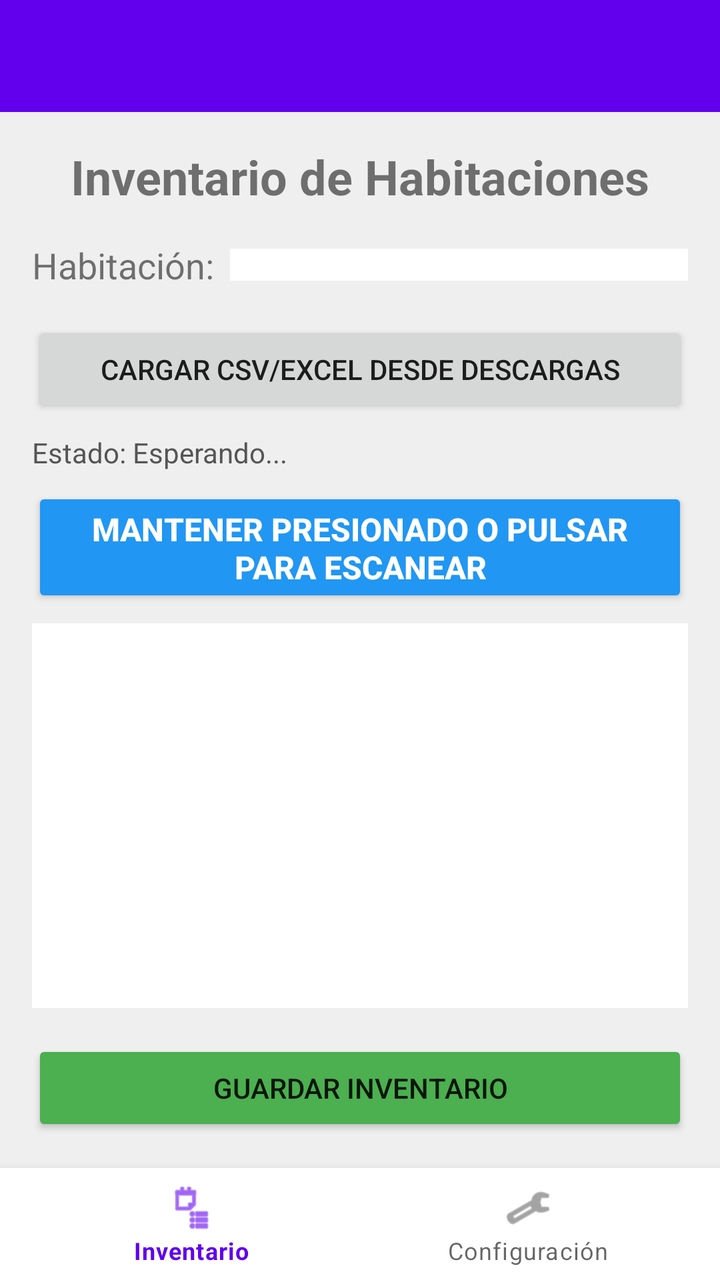
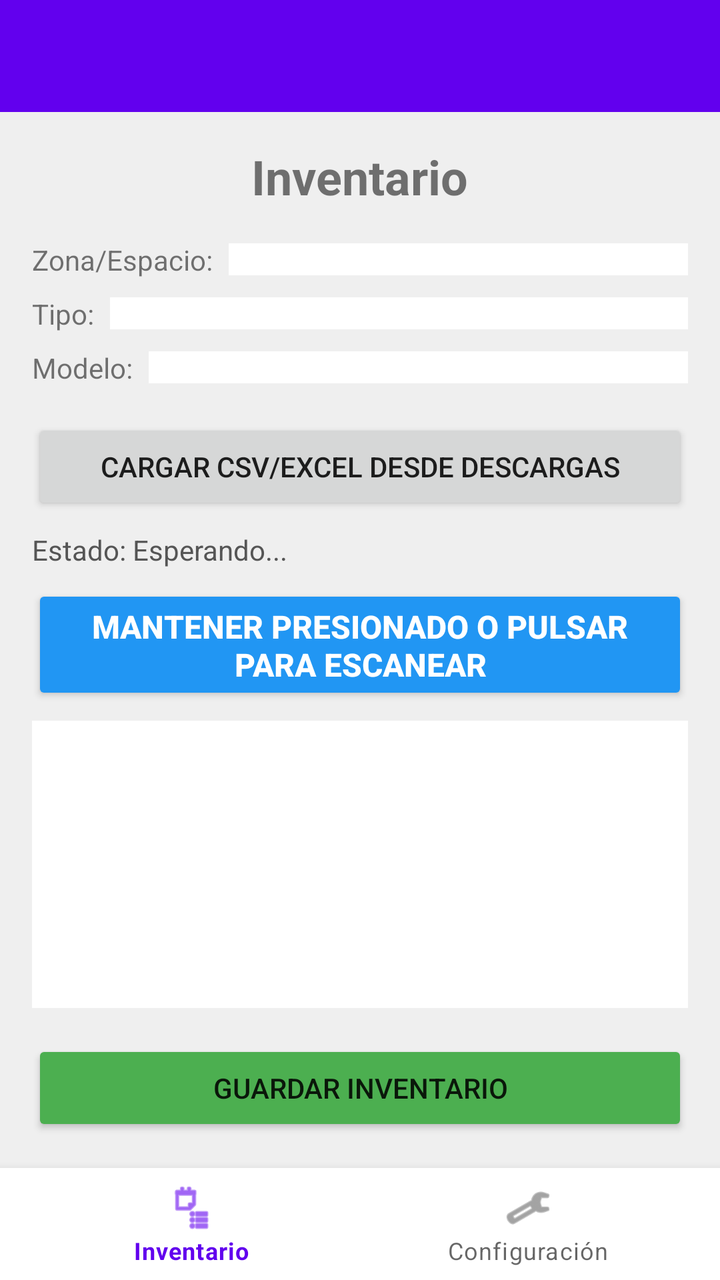

An Android layout rendered at two revisions. The XML below is the earlier revision; the diff shows what the commit changed to produce the second picture.
<!-- AndroidManifest.xml: activity theme Theme.UHFG.NoActionBar -->
<!-- res/layout/activity_room_inventory.xml -->
<?xml version="1.0" encoding="utf-8"?>
<androidx.drawerlayout.widget.DrawerLayout xmlns:android="http://schemas.android.com/apk/res/android"
    xmlns:app="http://schemas.android.com/apk/res-auto"
    android:id="@+id/drawer_layout"
    android:layout_width="match_parent"
    android:layout_height="match_parent"
    android:fitsSystemWindows="true">

    
    <LinearLayout
        android:layout_width="match_parent"
        android:layout_height="match_parent"
        android:orientation="vertical">

        
        <androidx.appcompat.widget.Toolbar
            android:id="@+id/toolbar"
            android:layout_width="match_parent"
            android:layout_height="?attr/actionBarSize"
            android:background="?attr/colorPrimary"
            android:theme="@style/ThemeOverlay.AppCompat.Dark.ActionBar"
            app:popupTheme="@style/ThemeOverlay.AppCompat.Light"/>

        <RelativeLayout
            android:layout_width="match_parent"
            android:layout_height="match_parent"
            android:background="#EFEFEF">

            <FrameLayout
                android:layout_width="match_parent"
                android:layout_height="match_parent"
                android:layout_above="@+id/bottom_navigation">

                
                <LinearLayout
                    android:id="@+id/layout_inventory"
                    android:layout_width="match_parent"
                    android:layout_height="match_parent"
                    android:orientation="vertical"
                    android:padding="16dp">

                    <TextView
                        android:layout_width="wrap_content"
                        android:layout_height="wrap_content"
                        android:text="Inventario de Habitaciones"
                        android:textSize="24sp"
                        android:textStyle="bold"
                        android:layout_gravity="center"
                        android:layout_marginBottom="16dp"/>

                    <LinearLayout
                        android:layout_width="match_parent"
                        android:layout_height="wrap_content"
                        android:orientation="horizontal"
                        android:gravity="center_vertical"
                        android:layout_marginBottom="16dp">

                        <TextView
                            android:layout_width="wrap_content"
                            android:layout_height="wrap_content"
                            android:text="Habitación:"
                            android:textSize="18sp"
                            android:layout_marginEnd="8dp"/>

                        <Spinner
                            android:id="@+id/spinner_rooms"
                            android:layout_width="0dp"
                            android:layout_height="wrap_content"
                            android:layout_weight="1"
                            android:background="#FFFFFF"
                            android:padding="8dp"/>
                    </LinearLayout>

                    <Button
                        android:id="@+id/btn_load_csv"
                        android:layout_width="match_parent"
                        android:layout_height="wrap_content"
                        android:text="Cargar CSV/Excel desde Descargas"
                        android:layout_marginBottom="8dp"/>

                    <TextView
                        android:id="@+id/tv_status"
                        android:layout_width="match_parent"
                        android:layout_height="wrap_content"
                        android:text="Estado: Esperando..."
                        android:textColor="#555555"
                        android:layout_marginBottom="8dp"/>

                    <Button
                        android:id="@+id/btn_scan"
                        android:layout_width="match_parent"
                        android:layout_height="60dp"
                        android:text="MANTENER PRESIONADO O PULSAR PARA ESCANEAR"
                        android:backgroundTint="#2196F3"
                        android:textColor="#FFFFFF"
                        android:textStyle="bold"
                        android:textSize="16sp"
                        android:layout_marginBottom="8dp"/>

                    <androidx.recyclerview.widget.RecyclerView
                        android:id="@+id/rv_equipment"
                        android:layout_width="match_parent"
                        android:layout_height="0dp"
                        android:layout_weight="1"
                        android:background="#FFFFFF"
                        android:padding="4dp"/>

                    <Button
                        android:id="@+id/btn_save_inventory"
                        android:layout_width="match_parent"
                        android:layout_height="wrap_content"
                        android:text="Guardar Inventario"
                        android:layout_marginTop="16dp"
                        android:backgroundTint="#4CAF50"/>
                </LinearLayout>

                
                <LinearLayout
                    android:id="@+id/layout_settings"
                    android:layout_width="match_parent"
                    android:layout_height="match_parent"
                    android:orientation="vertical"
                    android:padding="16dp"
                    android:visibility="gone">

                    <TextView
                        android:layout_width="wrap_content"
                        android:layout_height="wrap_content"
                        android:text="Configuración"
                        android:textSize="24sp"
                        android:textStyle="bold"
                        android:layout_gravity="center"
                        android:layout_marginBottom="32dp"/>

                    <TextView
                        android:layout_width="match_parent"
                        android:layout_height="wrap_content"
                        android:text="Potencia de Lectura/Escritura"
                        android:textSize="18sp"
                        android:textStyle="bold"
                        android:layout_marginBottom="8dp"/>

                    <TextView
                        android:id="@+id/tv_power_value"
                        android:layout_width="match_parent"
                        android:layout_height="wrap_content"
                        android:text="30 dBm"
                        android:textSize="16sp"
                        android:textColor="#555555"
                        android:gravity="center"
                        android:layout_marginBottom="8dp"/>

                    <SeekBar
                        android:id="@+id/seekbar_power"
                        android:layout_width="match_parent"
                        android:layout_height="wrap_content"
                        android:max="28"
                        android:progress="25"
                        android:layout_marginBottom="32dp"/>

                    <Button
                        android:id="@+id/btn_save_settings"
                        android:layout_width="match_parent"
                        android:layout_height="60dp"
                        android:text="Guardar Configuración"
                        android:backgroundTint="#FF9800"
                        android:textColor="#FFFFFF"
                        android:textStyle="bold"
                        android:textSize="16sp"/>

                </LinearLayout>

                
                <include layout="@layout/layout_find_mode" />

            </FrameLayout>

            
            <com.google.android.material.bottomnavigation.BottomNavigationView
                android:id="@+id/bottom_navigation"
                android:layout_width="match_parent"
                android:layout_height="wrap_content"
                android:layout_alignParentBottom="true"
                app:menu="@menu/bottom_nav_menu"
                android:background="#FFFFFF"/>

        </RelativeLayout>
    </LinearLayout>

    
    <com.google.android.material.navigation.NavigationView
        android:id="@+id/nav_view"
        android:layout_width="wrap_content"
        android:layout_height="match_parent"
        android:layout_gravity="start"
        android:fitsSystemWindows="true"
        app:menu="@menu/drawer_menu" />

</androidx.drawerlayout.widget.DrawerLayout>
<!-- res/layout/layout_find_mode.xml (included above) -->
<?xml version="1.0" encoding="utf-8"?>
<LinearLayout xmlns:android="http://schemas.android.com/apk/res/android"
    android:id="@+id/layout_find"
    android:layout_width="match_parent"
    android:layout_height="match_parent"
    android:orientation="vertical"
    android:padding="16dp"
    android:visibility="gone"
    android:background="#EFEFEF">

    <TextView
        android:layout_width="wrap_content"
        android:layout_height="wrap_content"
        android:text="Modo Búsqueda"
        android:textSize="24sp"
        android:textStyle="bold"
        android:layout_gravity="center"
        android:layout_marginBottom="16dp"/>

    <LinearLayout
        android:layout_width="match_parent"
        android:layout_height="wrap_content"
        android:orientation="horizontal"
        android:gravity="center_vertical"
        android:layout_marginBottom="16dp">

        <EditText
            android:id="@+id/et_target_epc"
            android:layout_width="0dp"
            android:layout_height="wrap_content"
            android:layout_weight="1"
            android:hint="Ingrese o pegue el EPC a buscar"
            android:background="#FFFFFF"
            android:padding="12dp"
            android:textSize="16sp"/>

        <Button
            android:id="@+id/btn_set_target"
            android:layout_width="wrap_content"
            android:layout_height="wrap_content"
            android:text="Fijar"
            android:layout_marginStart="8dp"
            android:backgroundTint="#2196F3"/>
    </LinearLayout>

    <TextView
        android:id="@+id/tv_target_epc_display"
        android:layout_width="match_parent"
        android:layout_height="wrap_content"
        android:text="Objetivo: Ninguno"
        android:textColor="#555555"
        android:textStyle="bold"
        android:gravity="center"
        android:layout_marginBottom="32dp"/>

    
    <ImageView
        android:id="@+id/iv_wifi_radar"
        android:layout_width="300dp"
        android:layout_height="300dp"
        android:layout_gravity="center"
        android:src="@drawable/layer_wifi"
        android:layout_marginBottom="16dp"/>

    <TextView
        android:id="@+id/tv_signal_percentage"
        android:layout_width="match_parent"
        android:layout_height="wrap_content"
        android:text="0%"
        android:textSize="48sp"
        android:textStyle="bold"
        android:gravity="center"
        android:textColor="#333333"
        android:layout_marginBottom="32dp"/>

    <Button
        android:id="@+id/btn_scan_find"
        android:layout_width="match_parent"
        android:layout_height="60dp"
        android:text="MANTENER PRESIONADO O PULSAR PARA BUSCAR"
        android:backgroundTint="#FF5722"
        android:textColor="#FFFFFF"
        android:textStyle="bold"
        android:textSize="16sp"/>

</LinearLayout>
<!-- resources referenced by this layout -->
<resources>
  <!-- drawable layer_wifi (drawable) -->
  <?xml version="1.0" encoding="utf-8"?>
  <layer-list xmlns:android="http://schemas.android.com/apk/res/android">
      
      <item android:id="@+id/wifi_bg" android:drawable="@drawable/ic_wifi_grey" />
  
      
      <item android:id="@+id/wifi_clip">
          <clip
              android:clipOrientation="vertical"
              android:gravity="bottom"
              android:drawable="@drawable/ic_wifi_orange" />
      </item>
  </layer-list>
  <style name="Theme.UHFG.NoActionBar">
          <item name="windowActionBar">false</item>
          <item name="windowNoTitle">true</item>
      </style>
  <!-- drawable ic_wifi_grey (drawable) -->
  <vector xmlns:android="http://schemas.android.com/apk/res/android"
      android:width="24dp"
      android:height="24dp"
      android:viewportWidth="24"
      android:viewportHeight="24">
      <path
          android:fillColor="#E0E0E0"
          android:pathData="M12,21L23.6,6.6C23.1,6.2 18.6,3 12,3C5.4,3 0.9,6.2 0.4,6.6L12,21l0,0l0,0z"/>
  </vector>
  <!-- drawable ic_wifi_orange (drawable) -->
  <vector xmlns:android="http://schemas.android.com/apk/res/android"
      android:width="24dp"
      android:height="24dp"
      android:viewportWidth="24"
      android:viewportHeight="24">
      <path
          android:fillColor="#FF9800"
          android:pathData="M12,21L23.6,6.6C23.1,6.2 18.6,3 12,3C5.4,3 0.9,6.2 0.4,6.6L12,21l0,0l0,0z"/>
  </vector>
</resources>

<!-- the commit's change to res/layout/activity_room_inventory.xml (unified diff, before → after) -->
@@ -42,11 +42,57 @@
                     <TextView
                         android:layout_width="wrap_content"
                         android:layout_height="wrap_content"
-                        android:text="Inventario de Habitaciones"
+                        android:text="Inventario"
                         android:textSize="24sp"
                         android:textStyle="bold"
                         android:layout_gravity="center"
                         android:layout_marginBottom="16dp"/>
+
+                    <LinearLayout
+                        android:layout_width="match_parent"
+                        android:layout_height="wrap_content"
+                        android:orientation="horizontal"
+                        android:gravity="center_vertical"
+                        android:layout_marginBottom="8dp">
+
+                        <TextView
+                            android:layout_width="wrap_content"
+                            android:layout_height="wrap_content"
+                            android:text="Zona/Espacio:"
+                            android:textSize="14sp"
+                            android:layout_marginEnd="8dp"/>
+
+                        <Spinner
+                            android:id="@+id/spinner_rooms"
+                            android:layout_width="0dp"
+                            android:layout_height="wrap_content"
+                            android:layout_weight="1"
+                            android:background="#FFFFFF"
+                            android:padding="8dp"/>
+                    </LinearLayout>
+
+                    <LinearLayout
+                        android:layout_width="match_parent"
+                        android:layout_height="wrap_content"
+                        android:orientation="horizontal"
+                        android:gravity="center_vertical"
+                        android:layout_marginBottom="8dp">
+
+                        <TextView
+                            android:layout_width="wrap_content"
+                            android:layout_height="wrap_content"
+                            android:text="Tipo:"
+                            android:textSize="14sp"
+                            android:layout_marginEnd="8dp"/>
+
+                        <Spinner
+                            android:id="@+id/spinner_types"
+                            android:layout_width="0dp"
+                            android:layout_height="wrap_content"
+                            android:layout_weight="1"
+                            android:background="#FFFFFF"
+                            android:padding="8dp"/>
+                    </LinearLayout>
 
                     <LinearLayout
                         android:layout_width="match_parent"
@@ -58,12 +104,12 @@
                         <TextView
                             android:layout_width="wrap_content"
                             android:layout_height="wrap_content"
-                            android:text="Habitación:"
-                            android:textSize="18sp"
+                            android:text="Modelo:"
+                            android:textSize="14sp"
                             android:layout_marginEnd="8dp"/>
 
                         <Spinner
-                            android:id="@+id/spinner_rooms"
+                            android:id="@+id/spinner_models"
                             android:layout_width="0dp"
                             android:layout_height="wrap_content"
                             android:layout_weight="1"
